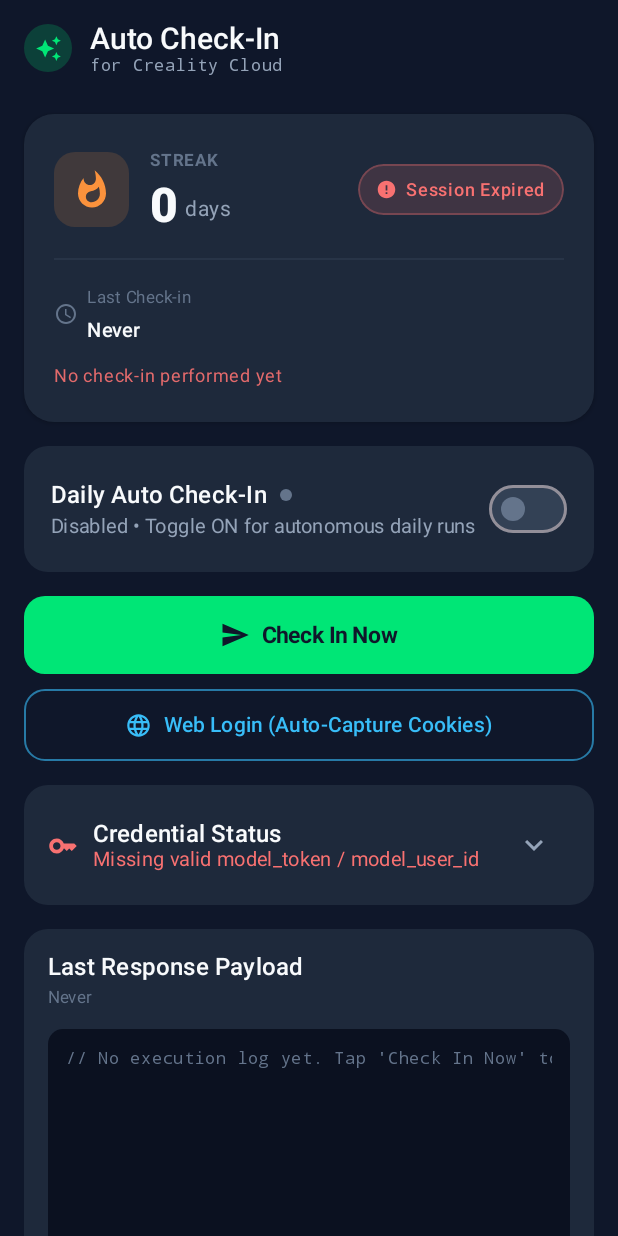
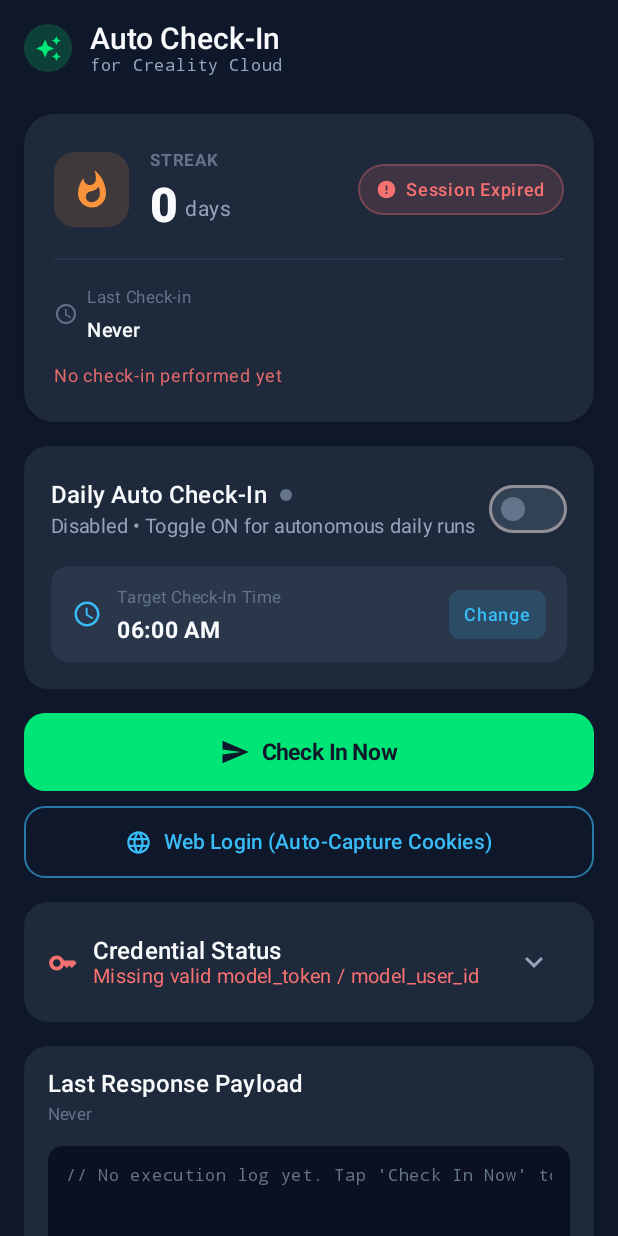
Before and after one commit to abhaydasah13/Auto-check-in-for-Creality, an Android app built with Jetpack Compose: the screen it shows after launch (MainActivity), on a phone screen of 412 x 824 dp. Run offline under Robolectric (Android 15) with nearby library versions, the phone set to English and light mode, and no system bars; 2 statements that could not run were skipped.

Commit message:
feat: add user-selectable daily check-in time with TimePicker and initialDelay scheduling (v1.1.0)

```diff
--- a/app/build.gradle.kts
+++ b/app/build.gradle.kts
@@ -12,8 +12,8 @@ android {
         applicationId = "io.github.abhaydasah13.cloudcheckin"
         minSdk = 26
         targetSdk = 34
-        versionCode = 1
-        versionName = "1.0.0"
+        versionCode = 2
+        versionName = "1.1.0"
 
         testInstrumentationRunner = "androidx.test.runner.AndroidJUnitRunner"
         vectorDrawables {
--- a/app/src/main/java/com/creality/autocheckin/CrealityApplication.kt
+++ b/app/src/main/java/com/creality/autocheckin/CrealityApplication.kt
@@ -18,9 +18,13 @@ class CrealityApplication : Application() {
         // Ensure scheduler state matches user preference on app boot
         CoroutineScope(Dispatchers.IO).launch {
             val preferences = CrealityPreferences(this@CrealityApplication)
-            val isEnabled = preferences.preferencesFlow.first().isAutoCheckInEnabled
-            if (isEnabled) {
-                CheckInScheduler.scheduleDailyCheckIn(this@CrealityApplication)
+            val prefs = preferences.preferencesFlow.first()
+            if (prefs.isAutoCheckInEnabled) {
+                CheckInScheduler.scheduleDailyCheckIn(
+                    context = this@CrealityApplication,
+                    targetHour = prefs.scheduleHour,
+                    targetMinute = prefs.scheduleMinute
+                )
             }
         }
     }
--- a/app/src/main/java/com/creality/autocheckin/MainActivity.kt
+++ b/app/src/main/java/com/creality/autocheckin/MainActivity.kt
@@ -66,6 +66,7 @@ class MainActivity : ComponentActivity() {
                                     onCheckInNow = { viewModel.performManualCheckIn() },
                                     onNavigateToWebLogin = { currentScreen = AppScreen.WEB_LOGIN },
                                     onToggleAutoCheckIn = { viewModel.toggleAutoCheckIn(it) },
+                                    onUpdateScheduleTime = { h, m -> viewModel.updateScheduleTime(h, m) },
                                     onSaveCookie = { viewModel.saveManualCookie(it) },
                                     onClearSession = { viewModel.clearSession() },
                                     onClearUserMessage = { viewModel.clearUserMessage() }
--- a/app/src/main/java/com/creality/autocheckin/data/CrealityPreferences.kt
+++ b/app/src/main/java/com/creality/autocheckin/data/CrealityPreferences.kt
@@ -30,7 +30,9 @@ data class CrealityPreferencesState(
     val lastStatusMsg: String = "No check-in performed yet",
     val hasCheckedInToday: Boolean = false,
     val rewardValue: Int = 0,
-    val deviceId: String = ""
+    val deviceId: String = "",
+    val scheduleHour: Int = 6,
+    val scheduleMinute: Int = 0
 )
 
 class CrealityPreferences(private val context: Context) {
@@ -46,6 +48,8 @@ class CrealityPreferences(private val context: Context) {
         val KEY_TODAY_CHECKED_IN = booleanPreferencesKey("creality_today_checked_in")
         val KEY_REWARD_VALUE = intPreferencesKey("creality_reward_value")
         val KEY_DEVICE_ID = stringPreferencesKey("creality_device_id")
+        val KEY_SCHEDULE_HOUR = intPreferencesKey("creality_schedule_hour")
+        val KEY_SCHEDULE_MINUTE = intPreferencesKey("creality_schedule_minute")
     }
 
     val preferencesFlow: Flow<CrealityPreferencesState> = context.dataStore.data
@@ -67,7 +71,9 @@ class CrealityPreferences(private val context: Context) {
                 lastStatusMsg = preferences[KEY_LAST_STATUS_MSG] ?: "No check-in performed yet",
                 hasCheckedInToday = preferences[KEY_TODAY_CHECKED_IN] ?: false,
                 rewardValue = preferences[KEY_REWARD_VALUE] ?: 0,
-                deviceId = preferences[KEY_DEVICE_ID] ?: ""
+                deviceId = preferences[KEY_DEVICE_ID] ?: "",
+                scheduleHour = preferences[KEY_SCHEDULE_HOUR] ?: 6,
+                scheduleMinute = preferences[KEY_SCHEDULE_MINUTE] ?: 0
             )
         }
 
@@ -80,6 +86,13 @@ class CrealityPreferences(private val context: Context) {
     suspend fun saveAutoCheckInEnabled(enabled: Boolean) {
         context.dataStore.edit { preferences ->
             preferences[KEY_AUTO_ENABLED] = enabled
+        }
+    }
+
+    suspend fun saveScheduleTime(hour: Int, minute: Int) {
+        context.dataStore.edit { preferences ->
+            preferences[KEY_SCHEDULE_HOUR] = hour
+            preferences[KEY_SCHEDULE_MINUTE] = minute
         }
     }
 
--- a/app/src/main/java/com/creality/autocheckin/ui/screens/DashboardScreen.kt
+++ b/app/src/main/java/com/creality/autocheckin/ui/screens/DashboardScreen.kt
@@ -1,5 +1,6 @@
 package com.creality.autocheckin.ui.screens
 
+import android.app.TimePickerDialog
 import android.content.ClipData
 import android.content.ClipboardManager
 import android.content.Context
@@ -7,6 +8,7 @@ import android.widget.Toast
 import androidx.compose.animation.AnimatedVisibility
 import androidx.compose.foundation.background
 import androidx.compose.foundation.border
+import androidx.compose.foundation.clickable
 import androidx.compose.foundation.horizontalScroll
 import androidx.compose.foundation.layout.Arrangement
 import androidx.compose.foundation.layout.Box
@@ -25,6 +27,7 @@ import androidx.compose.foundation.shape.RoundedCornerShape
 import androidx.compose.foundation.verticalScroll
 import androidx.compose.material.icons.Icons
 import androidx.compose.material.icons.automirrored.filled.Send
+import androidx.compose.material.icons.filled.AccessTime
 import androidx.compose.material.icons.filled.AutoAwesome
 import androidx.compose.material.icons.filled.CheckCircle
 import androidx.compose.material.icons.filled.ContentCopy
@@ -94,6 +97,7 @@ fun DashboardScreen(
     onCheckInNow: () -> Unit,
     onNavigateToWebLogin: () -> Unit,
     onToggleAutoCheckIn: (Boolean) -> Unit,
+    onUpdateScheduleTime: (Int, Int) -> Unit = { _, _ -> },
     onSaveCookie: (String) -> Unit,
     onClearSession: () -> Unit,
     onClearUserMessage: () -> Unit
@@ -170,7 +174,11 @@ fun DashboardScreen(
             AutomationToggleCard(
                 isEnabled = state.isAutoCheckInEnabled,
                 isScheduled = state.isWorkManagerScheduled,
-                onToggle = onToggleAutoCheckIn
+                formattedTime = state.formattedScheduleTime,
+                currentHour = state.scheduleHour,
+                currentMinute = state.scheduleMinute,
+                onToggle = onToggleAutoCheckIn,
+                onUpdateTime = onUpdateScheduleTime
             )
 
             // 3. Primary Action Buttons
@@ -405,17 +413,37 @@ private fun StatusBadgeView(badge: CheckInStatusBadge) {
 private fun AutomationToggleCard(
     isEnabled: Boolean,
     isScheduled: Boolean,
-    onToggle: (Boolean) -> Unit
+    formattedTime: String,
+    currentHour: Int,
+    currentMinute: Int,
+    onToggle: (Boolean) -> Unit,
+    onUpdateTime: (Int, Int) -> Unit
 ) {
+    val context = LocalContext.current
+    val timePickerDialog = remember(currentHour, currentMinute) {
+        TimePickerDialog(
+            context,
+            { _, hourOfDay, minute ->
+                onUpdateTime(hourOfDay, minute)
+            },
+            currentHour,
+            currentMinute,
+            false // 12-hour view with AM/PM
+        )
+    }
+
     Card(
         modifier = Modifier.fillMaxWidth(),
         shape = RoundedCornerShape(16.dp),
         colors = CardDefaults.cardColors(containerColor = DarkSurface)
     ) {
-        Row(
+        Column(
             modifier = Modifier
                 .fillMaxWidth()
-                .padding(18.dp),
+                .padding(18.dp)
+        ) {
+            Row(
+                modifier = Modifier.fillMaxWidth(),
                 horizontalArrangement = Arrangement.SpaceBetween,
                 verticalAlignment = Alignment.CenterVertically
             ) {
@@ -437,7 +465,7 @@ private fun AutomationToggleCard(
                     Spacer(modifier = Modifier.height(4.dp))
                     Text(
                         text = if (isEnabled) {
-                        "Active • WorkManager runs every 24h on connected network"
+                            "Active • Runs daily at $formattedTime"
                         } else {
                             "Disabled • Toggle ON for autonomous daily runs"
                         },
@@ -456,6 +484,58 @@ private fun AutomationToggleCard(
                         uncheckedTrackColor = DarkSurfaceVariant
                     )
                 )
+            }
+
+            Spacer(modifier = Modifier.height(14.dp))
+
+            // Time Selector Card
+            Row(
+                modifier = Modifier
+                    .fillMaxWidth()
+                    .clip(RoundedCornerShape(12.dp))
+                    .background(DarkSurfaceVariant.copy(alpha = 0.6f))
+                    .clickable { timePickerDialog.show() }
+                    .padding(horizontal = 14.dp, vertical = 10.dp),
+                horizontalArrangement = Arrangement.SpaceBetween,
+                verticalAlignment = Alignment.CenterVertically
+            ) {
+                Row(verticalAlignment = Alignment.CenterVertically) {
+                    Icon(
+                        imageVector = Icons.Default.AccessTime,
+                        contentDescription = "Schedule Time",
+                        tint = AccentBlue,
+                        modifier = Modifier.size(20.dp)
+                    )
+                    Spacer(modifier = Modifier.width(10.dp))
+                    Column {
+                        Text(
+                            text = "Target Check-In Time",
+                            fontSize = 11.sp,
+                            color = TextMuted
+                        )
+                        Text(
+                            text = formattedTime,
+                            fontSize = 15.sp,
+                            fontWeight = FontWeight.Bold,
+                            color = if (isEnabled) CrealityGreen else TextPrimary
+                        )
+                    }
+                }
+
+                Box(
+                    modifier = Modifier
+                        .clip(RoundedCornerShape(8.dp))
+                        .background(AccentBlue.copy(alpha = 0.15f))
+                        .padding(horizontal = 10.dp, vertical = 5.dp)
+                ) {
+                    Text(
+                        text = "Change",
+                        color = AccentBlue,
+                        fontSize = 12.sp,
+                        fontWeight = FontWeight.SemiBold
+                    )
+                }
+            }
         }
     }
 }
--- a/app/src/main/java/com/creality/autocheckin/ui/viewmodel/MainViewModel.kt
+++ b/app/src/main/java/com/creality/autocheckin/ui/viewmodel/MainViewModel.kt
@@ -16,6 +16,7 @@ import kotlinx.coroutines.flow.update
 import kotlinx.coroutines.launch
 import java.io.IOException
 import java.text.SimpleDateFormat
+import java.util.Calendar
 import java.util.Date
 import java.util.Locale
 
@@ -43,13 +44,25 @@ data class DashboardUiState(
     val extractedToken: String = "",
     val extractedUserId: String = "",
     val isWorkManagerScheduled: Boolean = false,
-    val userMessage: String? = null
+    val userMessage: String? = null,
+    val scheduleHour: Int = 6,
+    val scheduleMinute: Int = 0
 ) {
     val formattedLastRun: String
         get() {
             if (lastRunTimestamp <= 0L) return "Never"
             val sdf = SimpleDateFormat("MMM dd, yyyy • HH:mm:ss", Locale.getDefault())
             return sdf.format(Date(lastRunTimestamp))
+        }
+
+    val formattedScheduleTime: String
+        get() {
+            val cal = Calendar.getInstance().apply {
+                set(Calendar.HOUR_OF_DAY, scheduleHour)
+                set(Calendar.MINUTE, scheduleMinute)
+            }
+            val sdf = SimpleDateFormat("hh:mm a", Locale.getDefault())
+            return sdf.format(cal.time)
         }
 }
 
@@ -89,7 +102,9 @@ class MainViewModel(application: Application) : AndroidViewModel(application) {
                         tokenFound = cookieDetails.token.isNotBlank(),
                         userIdFound = cookieDetails.userId.isNotBlank(),
                         extractedToken = cookieDetails.token,
-                        extractedUserId = cookieDetails.userId
+                        extractedUserId = cookieDetails.userId,
+                        scheduleHour = prefs.scheduleHour,
+                        scheduleMinute = prefs.scheduleMinute
                     )
                 }
             }
@@ -183,12 +198,35 @@ class MainViewModel(application: Application) : AndroidViewModel(application) {
         viewModelScope.launch {
             preferences.saveAutoCheckInEnabled(enable)
             if (enable) {
-                CheckInScheduler.scheduleDailyCheckIn(getApplication())
-                _uiState.update { it.copy(userMessage = "Daily 24-hour check-in automation enabled.") }
+                CheckInScheduler.scheduleDailyCheckIn(
+                    context = getApplication(),
+                    targetHour = _uiState.value.scheduleHour,
+                    targetMinute = _uiState.value.scheduleMinute
+                )
+                _uiState.update { it.copy(userMessage = "Daily auto check-in scheduled for ${_uiState.value.formattedScheduleTime}") }
             } else {
                 CheckInScheduler.cancelDailyCheckIn(getApplication())
                 _uiState.update { it.copy(userMessage = "Daily check-in automation disabled.") }
             }
+        }
+    }
+
+    fun updateScheduleTime(hour: Int, minute: Int) {
+        viewModelScope.launch {
+            preferences.saveScheduleTime(hour, minute)
+            if (_uiState.value.isAutoCheckInEnabled) {
+                CheckInScheduler.scheduleDailyCheckIn(
+                    context = getApplication(),
+                    targetHour = hour,
+                    targetMinute = minute
+                )
+            }
+            val cal = Calendar.getInstance().apply {
+                set(Calendar.HOUR_OF_DAY, hour)
+                set(Calendar.MINUTE, minute)
+            }
+            val timeStr = SimpleDateFormat("hh:mm a", Locale.getDefault()).format(cal.time)
+            _uiState.update { it.copy(userMessage = "Check-in time updated to $timeStr") }
         }
     }
 
```
Also changed, not shown: app/src/main/java/com/creality/autocheckin/worker/CheckInScheduler.kt (+19 -1 lines), 11 other files. Lines whose indentation alone changed are shown as unchanged.
